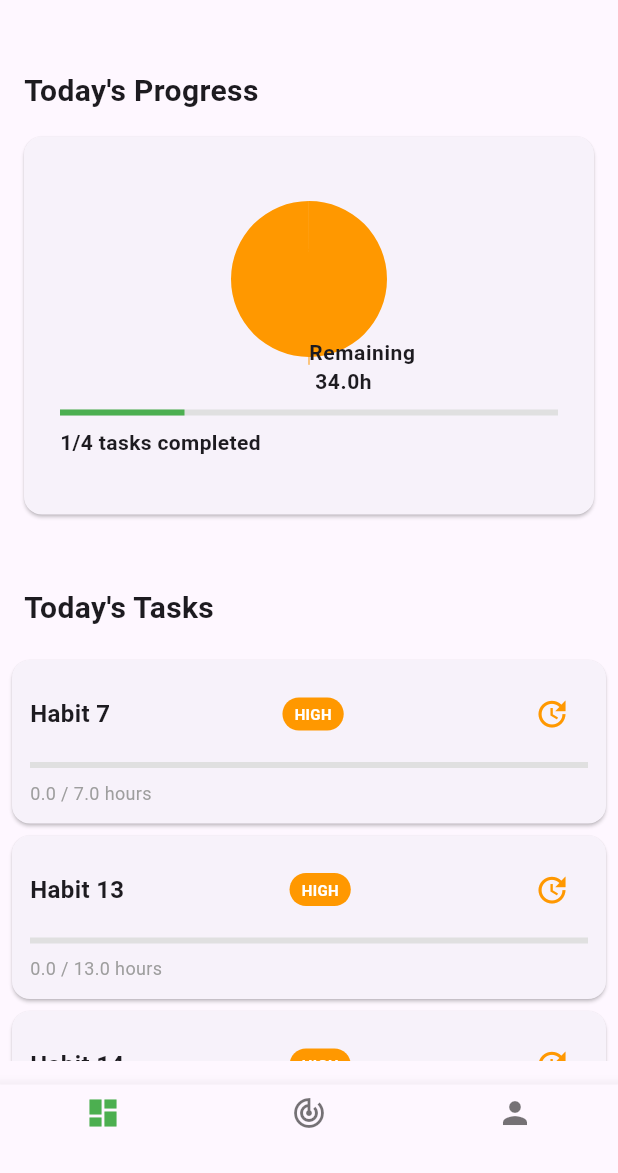
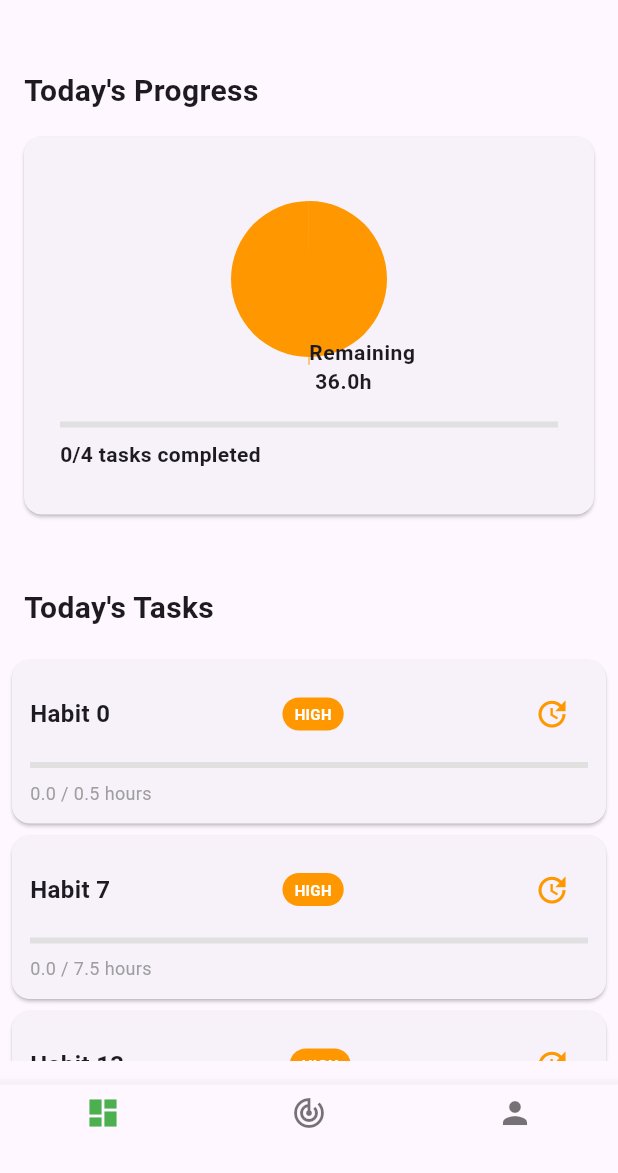
Before and after one commit to sk4ndal-commits/habitlyy, a Flutter app: the screen it shows after launch, on a phone screen of 412 x 824 dp, the part 63-1236 px from its top. Run offline on Flutter 3.47's test engine with Material 3 defaults, Android fonts, the phone set to English and light mode, and no system bars; our stand-ins replace get_it, syncfusion_flutter_charts.

Commit message:
Add space between pie chart and progress bar

```diff
--- a/lib/repositories/habits/habits_dummy_repository.dart
+++ b/lib/repositories/habits/habits_dummy_repository.dart
@@ -25,7 +25,7 @@ class HabitsDummyRepository implements IHabitsRepository {
           priority: HabitPriority.HIGH,
           startDate: DateTime.now().subtract(Duration(days: index)),
           deadline: DateTime.now().add(Duration(days: index)),
-          targetHours: index * 1.0,
+          targetHours: index * 1.0 + 0.5,
           frequencyDays: (index % 2 == 0
               ? [_frequencyDays[index % 7]]
               : [_frequencyDays[index % 7], _frequencyDays[(index + 1) % 7]])));
--- a/lib/views/dashboard/dashboard_graph_view.dart
+++ b/lib/views/dashboard/dashboard_graph_view.dart
@@ -73,6 +73,7 @@ class _DashboardGraphViewState extends State<DashboardGraphView> {
             ],
           ),
         ),
+        SizedBox(height: 8.0),
         Padding(
           padding: EdgeInsets.all(12.0),
           child: Column(
```
